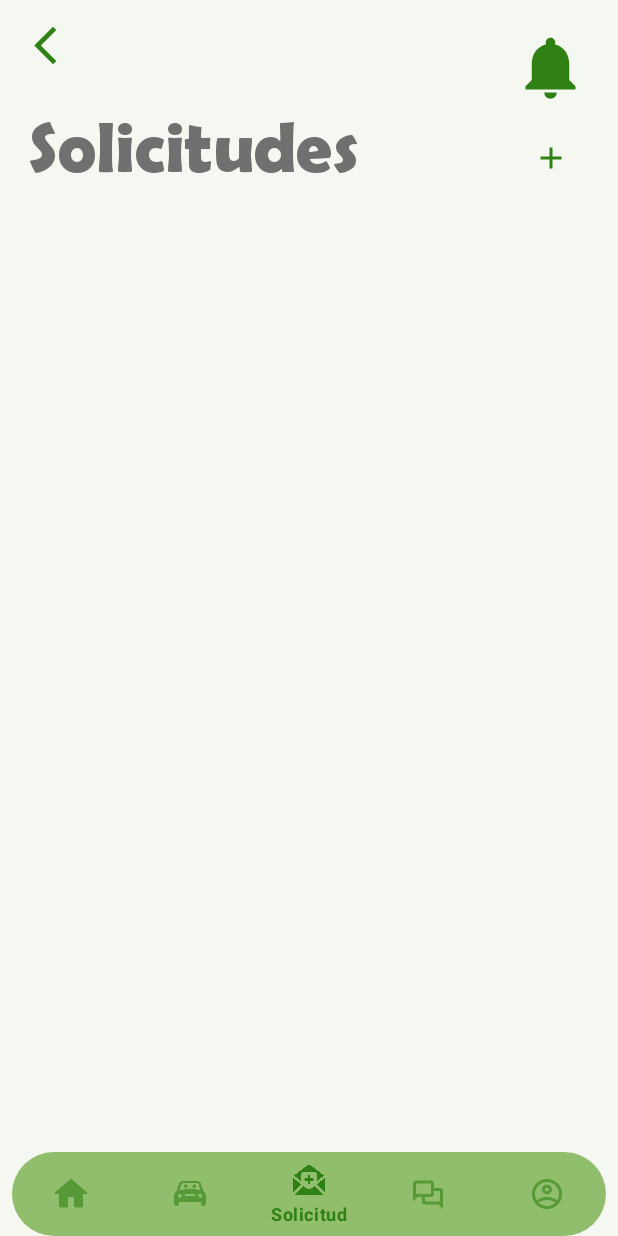
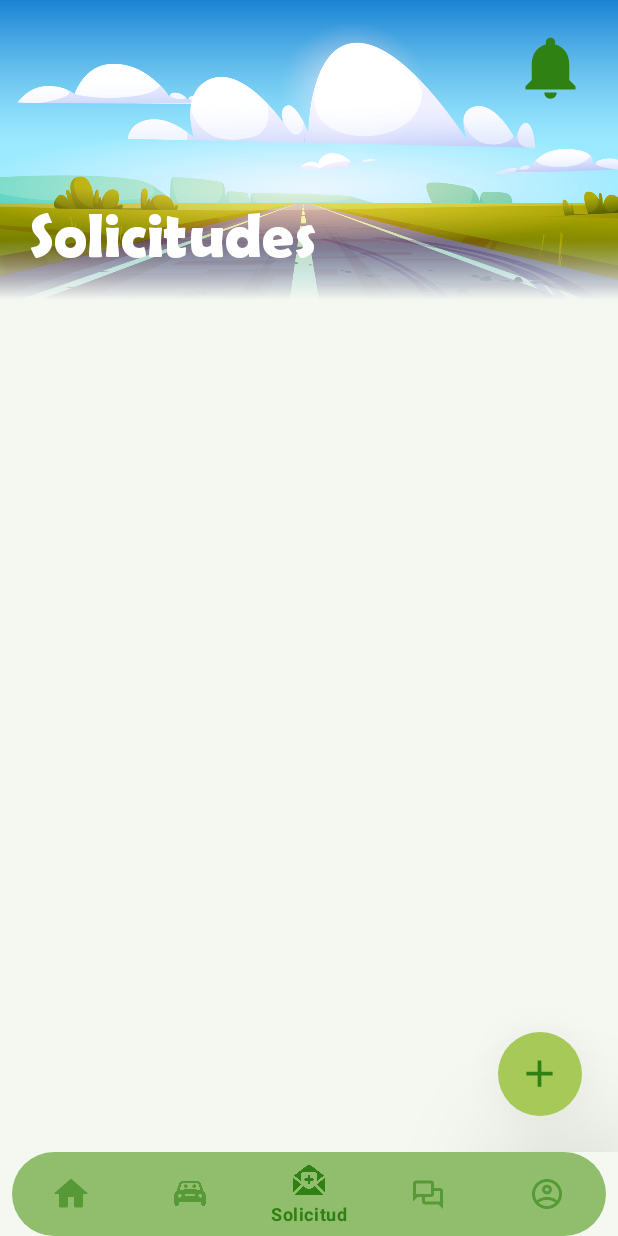
Before and after one commit to santiago01est/MoviUQ_APP, an Android app: the screen it shows after launch once a user with an empty profile is signed in (HomeActivity), item 3 of the bottom bar chosen, on a phone screen of 412 x 824 dp. Run offline under Robolectric (Android 15) with nearby library versions, the phone set to English and light mode, and no system bars; our stand-ins replace Firebase (no records; nobody signed in at launch, a user with empty details on screens opened directly), Volley; libraries missing offline, so code that uses them is left out: androidx.constraintlayout.motion; pictures from the network do not load; Roboto replaces fonts that are not available here.

Commit message:
correciones de diseño request

```diff
--- a/app/src/main/java/com/uniquindio/moviuq/presentation/activity/CreateOfferActivity.java
+++ b/app/src/main/java/com/uniquindio/moviuq/presentation/activity/CreateOfferActivity.java
@@ -176,6 +176,10 @@ public class CreateOfferActivity extends AppCompatActivity implements OnMapReady
         seats= findViewById(R.id.edtText_seat);
         toolbar=findViewById(R.id.topAppBar);
         radioGroup=findViewById(R.id.radiogroup);
+        from_travel = findViewById(R.id.txv_from_travel);
+        to_travel = findViewById(R.id.txv_to_travel);
+        txv_date=findViewById(R.id.txv_offer_date);
+        txv_hour=findViewById(R.id.txv_offer_hour);
     }
 
 
@@ -226,8 +230,7 @@ public class CreateOfferActivity extends AppCompatActivity implements OnMapReady
 
     private void setupDate() {
 
-        txv_date=findViewById(R.id.txv_offer_date);
-        txv_hour=findViewById(R.id.txv_offer_hour);
+
 
         txv_date.setOnClickListener(new View.OnClickListener() {
             @RequiresApi(api = Build.VERSION_CODES.N)
@@ -310,8 +313,7 @@ public class CreateOfferActivity extends AppCompatActivity implements OnMapReady
         Places.initialize(getApplicationContext(), getString(R.string.mapsApi));
 
         /**Reference elements*/
-        from_travel = findViewById(R.id.txv_from_travel);
-        to_travel = findViewById(R.id.txv_to_travel);
+
 
         from_travel.setOnClickListener(new View.OnClickListener() {
             @Override
--- a/app/src/main/res/layout/activity_detail_offer_travel.xml
+++ b/app/src/main/res/layout/activity_detail_offer_travel.xml
@@ -10,7 +10,7 @@
     <com.google.android.material.appbar.AppBarLayout
         android:id="@+id/appbar_detail_offer"
         android:layout_width="match_parent"
-        android:layout_height="190dp"
+        android:layout_height="200dp"
         android:background="@android:color/transparent"
         android:fitsSystemWindows="true"
         android:theme="@style/CollapsingTheme">
--- a/app/src/main/res/layout/fragment_home.xml
+++ b/app/src/main/res/layout/fragment_home.xml
@@ -9,7 +9,7 @@
     <com.google.android.material.appbar.AppBarLayout
         android:id="@+id/appbarHome"
         android:layout_width="match_parent"
-        android:layout_height="220dp"
+        android:layout_height="200dp"
         android:background="@android:color/transparent"
         android:fitsSystemWindows="true"
         android:theme="@style/CollapsingTheme">
--- a/app/src/main/res/layout/fragment_offer_travel.xml
+++ b/app/src/main/res/layout/fragment_offer_travel.xml
@@ -10,7 +10,7 @@
     <com.google.android.material.appbar.AppBarLayout
         android:id="@+id/appbarOffer"
         android:layout_width="match_parent"
-        android:layout_height="120dp"
+        android:layout_height="200dp"
         android:background="@android:color/transparent"
         android:fitsSystemWindows="true"
         android:theme="@style/CollapsingTheme">
@@ -34,6 +34,7 @@
                     android:scaleType="centerCrop"
                     app:srcCompat="@drawable/back_img_home">
 
+
                 </ImageView>
 
                 <androidx.constraintlayout.widget.ConstraintLayout
@@ -45,7 +46,7 @@
                         android:layout_width="wrap_content"
                         android:layout_height="wrap_content"
                         android:layout_gravity="bottom|left"
-                        android:layout_margin="14dp"
+                        android:layout_margin="20dp"
                         android:orientation="vertical"
                         app:layout_constraintBottom_toBottomOf="parent"
                         app:layout_constraintStart_toStartOf="parent">
@@ -57,7 +58,7 @@
                             android:layout_gravity="bottom"
                             android:textSize="42dp"
                             android:text="@string/offerTravel_title"
-                            android:textColor="@color/letra_02" />
+                            android:textColor="@color/white" />
 
                     </LinearLayout>
 
@@ -73,12 +74,20 @@
                         tools:ignore="SpeakableTextPresentCheck" />
                 </androidx.constraintlayout.widget.ConstraintLayout>
 
+                <ImageView
+                    android:layout_width="match_parent"
+                    android:layout_height="match_parent"
+                    android:layout_marginTop="160dp"
+                    android:background="@drawable/degradado_detail_offer">
+
+                </ImageView>
+
 
             </FrameLayout>
 
 
             <androidx.appcompat.widget.Toolbar
-                android:id="@+id/toolbar_home"
+                android:id="@+id/toolbar_request"
                 android:layout_width="match_parent"
                 android:layout_height="50dp"
                 app:layout_collapseMode="pin"
--- a/app/src/main/res/layout/fragment_request.xml
+++ b/app/src/main/res/layout/fragment_request.xml
@@ -1,49 +1,66 @@
 <?xml version="1.0" encoding="utf-8"?>
-<androidx.constraintlayout.widget.ConstraintLayout xmlns:android="http://schemas.android.com/apk/res/android"
+<androidx.coordinatorlayout.widget.CoordinatorLayout xmlns:android="http://schemas.android.com/apk/res/android"
     xmlns:app="http://schemas.android.com/apk/res-auto"
     xmlns:tools="http://schemas.android.com/tools"
     android:layout_width="match_parent"
     android:layout_height="match_parent"
+    android:background="@color/grey"
     tools:context=".presentation.fragments.HomeFragment">
 
-    <androidx.core.widget.NestedScrollView
+    <com.google.android.material.appbar.AppBarLayout
+        android:id="@+id/appbar_request"
+        android:layout_width="match_parent"
+        android:layout_height="200dp"
+        android:background="@android:color/transparent"
+        android:fitsSystemWindows="true"
+        android:theme="@style/CollapsingTheme">
+
+        <com.google.android.material.appbar.CollapsingToolbarLayout
+            android:id="@+id/collapsing_request"
             android:layout_width="match_parent"
             android:layout_height="match_parent"
-        android:layout_alignParentStart="true"
-        android:layout_alignParentTop="true"
-        android:scrollbars="none">
+            android:fitsSystemWindows="true"
+            app:contentScrim="@color/bttn_01"
+            app:layout_scrollFlags="scroll|snap|exitUntilCollapsed">
+
+            <FrameLayout
+                android:layout_width="match_parent"
+                android:layout_height="match_parent">
+
+                <ImageView
+                    android:id="@+id/portada"
+                    android:layout_width="match_parent"
+                    android:layout_height="match_parent"
+                    android:scaleType="centerCrop"
+                    app:srcCompat="@drawable/back_img_home">
+
+
+                </ImageView>
 
                 <androidx.constraintlayout.widget.ConstraintLayout
                     android:layout_width="match_parent"
                     android:layout_height="match_parent">
 
-            <ImageButton
-                android:id="@+id/imageButton"
-                android:layout_width="60dp"
-                android:layout_height="60dp"
-                android:background="@android:color/transparent"
-                android:src="@drawable/ic_arrow_back"
-                app:layout_constraintStart_toStartOf="parent"
-                app:layout_constraintTop_toTopOf="parent"
-                tools:ignore="SpeakableTextPresentCheck" />
+
+                    <LinearLayout
+                        android:layout_width="wrap_content"
+                        android:layout_height="wrap_content"
+                        android:layout_gravity="bottom|left"
+                        android:layout_margin="20dp"
+                        android:orientation="vertical"
+                        app:layout_constraintBottom_toBottomOf="parent"
+                        app:layout_constraintStart_toStartOf="parent">
 
                         <TextView
-                android:id="@+id/txv_Requests"
-                style="@style/FontsMainTitleRT"
-                android:textSize="48dp"
-                android:layout_width="wrap_content"
+                            style="@style/FontsMainTitle"
+                            android:layout_width="match_parent"
                             android:layout_height="wrap_content"
-                android:layout_marginLeft="20dp"
-                android:layout_marginTop="10dp"
-                android:gravity="center"
+                            android:layout_gravity="bottom"
                             android:text="@string/Requests"
-                android:textColor="@color/letra_04"
-                app:layout_constraintEnd_toEndOf="parent"
-                app:layout_constraintHorizontal_bias="0.0"
-                app:layout_constraintStart_toStartOf="parent"
-                app:layout_constraintTop_toBottomOf="@+id/imageButton">
+                            android:textColor="@color/white"
+                            android:textSize="42dp" />
 
-            </TextView>
+                    </LinearLayout>
 
                     <ImageButton
                         android:id="@+id/imgbttn_notification"
@@ -55,7 +72,45 @@
                         app:layout_constraintEnd_toEndOf="parent"
                         app:layout_constraintTop_toTopOf="parent"
                         tools:ignore="SpeakableTextPresentCheck" />
+                </androidx.constraintlayout.widget.ConstraintLayout>
 
+                <ImageView
+                    android:layout_width="match_parent"
+                    android:layout_height="match_parent"
+                    android:layout_marginTop="160dp"
+                    android:background="@drawable/degradado_detail_offer">
+
+                </ImageView>
+
+
+            </FrameLayout>
+
+
+            <androidx.appcompat.widget.Toolbar
+                android:id="@+id/toolbar_home"
+                android:layout_width="match_parent"
+                android:layout_height="50dp"
+                app:layout_collapseMode="pin"
+                app:titleTextAppearance="@style/ExpandedAppBar">
+
+            </androidx.appcompat.widget.Toolbar>
+
+
+        </com.google.android.material.appbar.CollapsingToolbarLayout>
+
+    </com.google.android.material.appbar.AppBarLayout>
+
+
+    <androidx.core.widget.NestedScrollView
+        android:layout_width="match_parent"
+        android:layout_height="match_parent"
+        android:background="@color/grey"
+        android:scrollbars="none"
+        app:layout_behavior="com.google.android.material.appbar.AppBarLayout$ScrollingViewBehavior">
+
+        <androidx.constraintlayout.widget.ConstraintLayout
+            android:layout_width="match_parent"
+            android:layout_height="match_parent">
 
 
             <androidx.recyclerview.widget.RecyclerView
@@ -63,24 +118,33 @@
                 android:id="@+id/recycler_requests"
                 android:layout_width="match_parent"
                 android:layout_height="match_parent"
-                android:layout_marginTop="25dp"
+                android:layout_marginLeft="10dp"
+                android:layout_marginRight="10dp"
+                app:layout_constraintBottom_toBottomOf="parent"
                 app:layout_constraintEnd_toEndOf="parent"
                 app:layout_constraintStart_toStartOf="parent"
-                app:layout_constraintTop_toBottomOf="@+id/txv_Requests" />
+                app:layout_constraintTop_toTopOf="parent" />
 
-            <ImageButton
-                android:id="@+id/imgbttn_addRequest"
-                android:layout_width="50dp"
-                android:layout_height="50dp"
-                android:layout_margin="20dp"
-                android:background="@android:color/transparent"
-                android:src="@drawable/ic_add"
-                app:layout_constraintEnd_toEndOf="parent"
-                app:layout_constraintBottom_toBottomOf="parent"
-                tools:ignore="SpeakableTextPresentCheck" />
+
         </androidx.constraintlayout.widget.ConstraintLayout>
-
 
     </androidx.core.widget.NestedScrollView>
 
-</androidx.constraintlayout.widget.ConstraintLayout>
+    <com.google.android.material.floatingactionbutton.FloatingActionButton
+        android:id="@+id/floating_add_request"
+        style="@style/Widget.App.FloatingActionButton"
+        android:layout_width="wrap_content"
+        android:layout_height="wrap_content"
+        android:layout_gravity="bottom|end"
+        android:layout_marginRight="24dp"
+        android:layout_marginBottom="24dp"
+        android:contentDescription="@string/MoviUQ"
+        android:src="@drawable/ic_add"
+        app:elevation="50dp"
+        app:layout_constraintBottom_toBottomOf="parent"
+        app:layout_constraintEnd_toEndOf="parent"
+        app:maxImageSize="30dp"
+        app:rippleColor="@color/green_main"
+        app:shapeAppearanceOverlay="@style/shapeButtom"/>
+
+</androidx.coordinatorlayout.widget.CoordinatorLayout>
```
Lines whose indentation alone changed are shown as unchanged.
